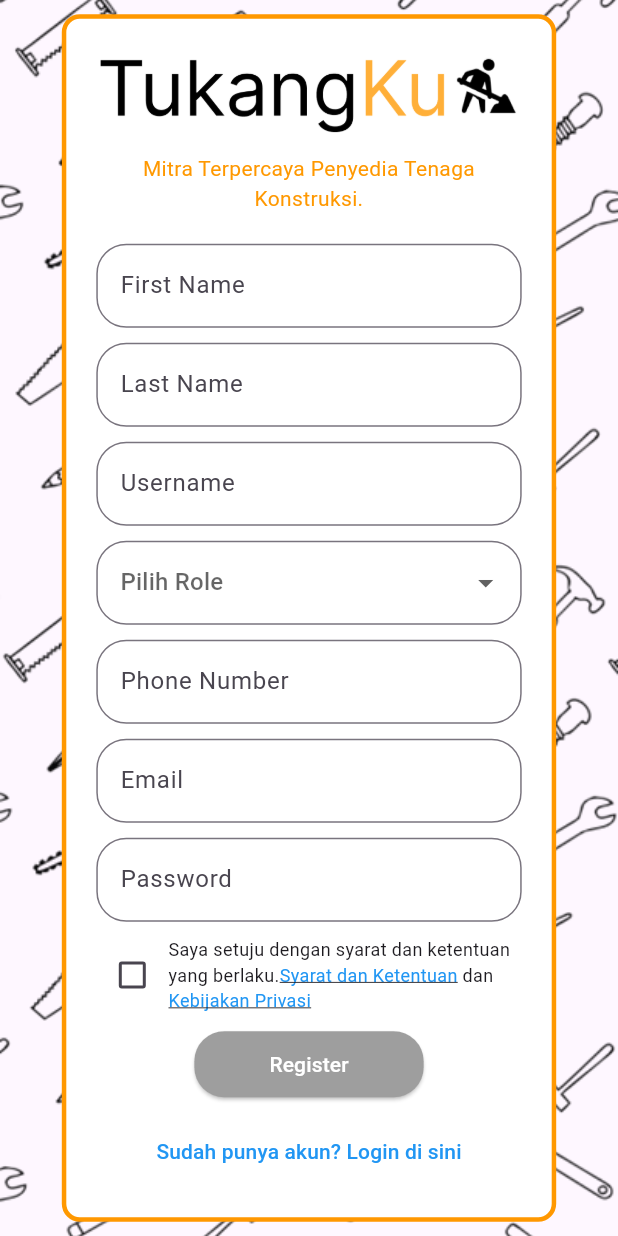
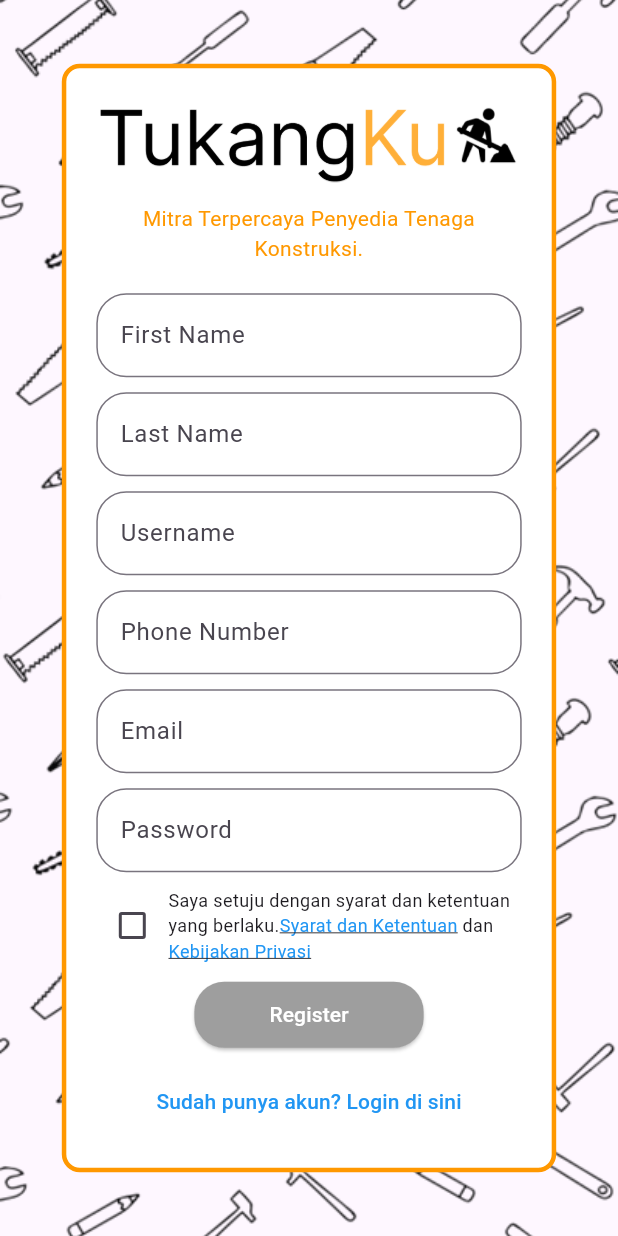
Before and after one commit to farellkresnanda/TUBES-APB, a Flutter app: the RegisterScreen screen opened directly, on a phone screen of 412 x 824 dp. Run offline on Flutter 3.47's test engine with Material 3 defaults, Android fonts, the phone set to English and light mode, and no system bars; our stand-ins replace flutter_image_compress, flutter_map, geolocator, google_maps_flutter, image_picker, latlong2 and 1 more; accounts and stored records are empty.

```diff
--- a/lib/screens/register_screen.dart
+++ b/lib/screens/register_screen.dart
@@ -5,7 +5,6 @@
 
 class RegisterScreen extends StatefulWidget {
   const RegisterScreen({super.key});
-
 
   @override
   _RegisterScreenState createState() => _RegisterScreenState();
@@ -18,8 +17,6 @@
   final _passwordController = TextEditingController();
   final _usernameController = TextEditingController();
   final _phoneController = TextEditingController();
-  String? _selectedRole;
-  final List<String> roles = ['Tukang', 'Pelanggan'];
   final _supabase = Supabase.instance.client;
   bool _agreeToTerms = false;
 
@@ -61,7 +58,6 @@
           'full_name':
               '${_firstNameController.text} ${_lastNameController.text}',
           'phone': _phoneController.text,
-          'role': _selectedRole,
         });
         ScaffoldMessenger.of(
           context,
@@ -133,27 +129,6 @@
                     controller: _usernameController,
                     decoration: InputDecoration(
                       labelText: 'Username',
-                      border: OutlineInputBorder(
-                        borderRadius: BorderRadius.circular(20),
-                      ),
-                    ),
-                  ),
-                  const SizedBox(height: 10),
-                  DropdownButtonFormField<String>(
-                    value: _selectedRole,
-                    hint: const Text('Pilih Role'),
-                    items: roles.map((String role) {
-                      return DropdownMenuItem<String>(
-                        value: role,
-                        child: Text(role),
-                      );
-                    }).toList(),
-                    onChanged: (String? newValue) {
-                      setState(() {
-                        _selectedRole = newValue;
-                      });
-                    },
-                    decoration: InputDecoration(
                       border: OutlineInputBorder(
                         borderRadius: BorderRadius.circular(20),
                       ),
```
